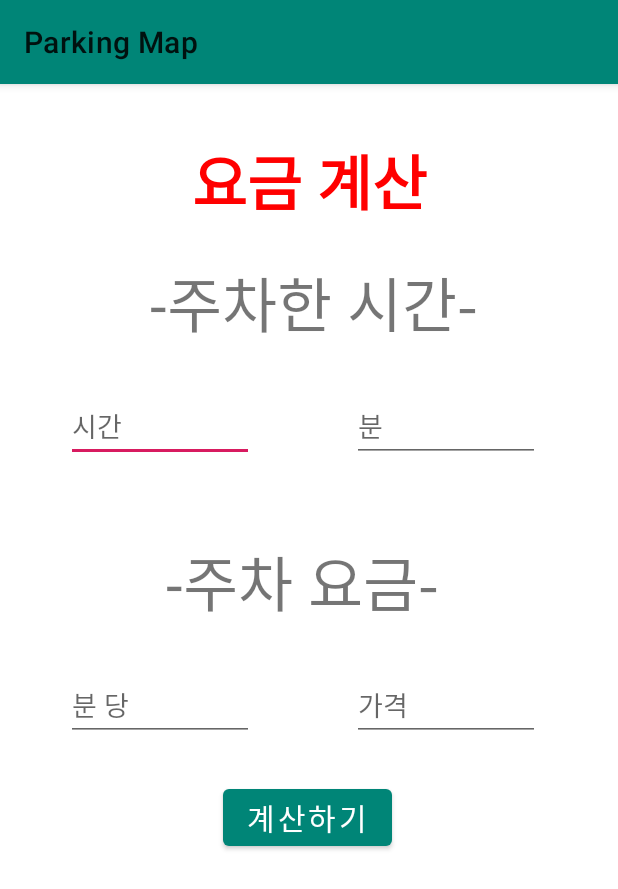
After one commit to LAH1203/Parking_Map, an Android app: the Price screen opened directly, with no data from a screen before it, on a phone screen of 412 x 824 dp. The commit adds this screen. Shown: the top 889 px of the screen. Run offline under Robolectric (Android 15) with nearby library versions, the phone set to English and light mode, and no system bars.

Commit message:
~20200601

```diff
--- a/app/src/main/AndroidManifest.xml
+++ b/app/src/main/AndroidManifest.xml
@@ -3,7 +3,7 @@
     package="com.example.parkingmap">
 
     <uses-permission android:name="android.permission.ACCESS_FINE_LOCATION" />
-    <uses-permission android:name="android.permission.ACCESS_COARSE_LOCATION"/>
+    <uses-permission android:name="android.permission.ACCESS_COARSE_LOCATION" />
 
     <application
         android:allowBackup="false"
@@ -12,6 +12,7 @@
         android:roundIcon="@mipmap/ic_launcher_round"
         android:supportsRtl="true"
         android:theme="@style/AppTheme">
+        <activity android:name=".Price"></activity>
 
         <meta-data
             android:name="com.google.android.geo.API_KEY"
--- a/app/src/main/java/com/example/parkingmap/MainActivity.java
+++ b/app/src/main/java/com/example/parkingmap/MainActivity.java
@@ -52,6 +52,7 @@ import noman.googleplaces.PlacesException;
 import noman.googleplaces.PlacesListener;
 
 
+
 public class MainActivity extends AppCompatActivity
         implements OnMapReadyCallback,
         ActivityCompat.OnRequestPermissionsResultCallback,
@@ -84,6 +85,7 @@ public class MainActivity extends AppCompatActivity
     private LocationRequest locationRequest;
     private Location location;
 
+    private Button moveButton;
 
     private View mLayout;  // Snackbar 사용하기 위해서는 View가 필요합니다.
     // (참고로 Toast에서는 Context가 필요했습니다.)
@@ -99,7 +101,15 @@ public class MainActivity extends AppCompatActivity
 
         setContentView(R.layout.activity_main);
 
+        moveButton = (Button)findViewById(R.id.moveButton);
 
+        moveButton.setOnClickListener(new View.OnClickListener(){
+            @Override
+            public void onClick(View v){
+                Intent intent = new Intent(getApplicationContext(), Price.class);
+                startActivity(intent);
+            }
+        });
         previous_marker = new ArrayList<Marker>();
 
         Button button = (Button)findViewById(R.id.button);
@@ -606,5 +616,4 @@ public class MainActivity extends AppCompatActivity
                 .execute();
     }
 
-
     }
--- /dev/null
+++ b/app/src/main/java/com/example/parkingmap/Price.java
@@ -0,0 +1,77 @@
+package com.example.parkingmap;
+
+import androidx.appcompat.app.AppCompatActivity;
+import android.os.Bundle;
+import android.text.TextUtils;
+import android.view.View;
+import android.widget.Button;
+import android.widget.EditText;
+import android.widget.TextView;
+
+import static java.sql.Types.NULL;
+
+public class Price extends AppCompatActivity {
+
+    @Override
+    protected void onCreate(Bundle savedInstanceState) {
+        super.onCreate(savedInstanceState);
+        setContentView(R.layout.activity_price);
+
+
+        final EditText e4, e5, e6, e7;
+        Button b2;
+        final TextView textResult;
+        View.OnClickListener cl;
+
+
+        e4 = (EditText) findViewById(R.id.editText4);
+        e5 = (EditText) findViewById(R.id.editText5);
+        e6 = (EditText) findViewById(R.id.editText6);
+        e7 = (EditText) findViewById(R.id.editText7);
+        b2 = (Button) findViewById(R.id.button2);
+        textResult = (TextView) findViewById(R.id.textView3);
+
+        b2.setOnClickListener(new View.OnClickListener() {
+            @Override
+            public void onClick(View v) {
+                String n1 = e4.getText().toString();
+                String n2 = e5.getText().toString();
+                String n3 = e6.getText().toString();
+                String n4 = e7.getText().toString();
+                if(n1.equals("")){
+                    n1="0";
+                }
+                if(n2.equals("")){
+                    n2="0";
+                }
+                if(n3.equals("")){
+                    n3="0";
+                }
+                if(n4.equals("")){
+                    n4="0";
+                }
+                int num1 = Integer.parseInt(n1);
+                int num2 = Integer.parseInt(n2);
+                int num3 = Integer.parseInt(n3);
+                int num4= Integer.parseInt(n4);
+
+                int i=1;
+                int minutes=num1 * 60 + num2;
+
+                while(true){
+                    if(num3*i<minutes){
+                        i++;
+                        continue;
+                    }
+                    else
+                        break;
+                }
+
+                int a=num4*i;
+                textResult.setText(a + "원");
+            }
+        });
+    }
+
+
+}
--- a/app/src/main/res/layout/activity_main.xml
+++ b/app/src/main/res/layout/activity_main.xml
@@ -11,18 +11,23 @@
         android:id="@+id/map"
         android:name="com.google.android.gms.maps.SupportMapFragment"
         android:layout_width="match_parent"
-        android:layout_height="0dp"
+        android:layout_height="235dp"
         android:layout_weight="0.8"
         tools:context=".MapsActivity" />
 
     <Button
-        android:text="500m 이내의 주차장 탐색"
+        android:id="@+id/button"
         android:layout_width="match_parent"
         android:layout_height="0dp"
         android:layout_weight="0.2"
-        android:id="@+id/button"/>
+        android:text="500m 이내의 주차장 탐색" />
 
-
+    <Button
+        android:id="@+id/moveButton"
+        android:layout_width="match_parent"
+        android:layout_height="0dp"
+        android:layout_weight="0.2"
+        android:text="요금 계산" />
 
 
 </LinearLayout>
--- /dev/null
+++ b/app/src/main/res/layout/activity_price.xml
@@ -0,0 +1,110 @@
+<?xml version="1.0" encoding="utf-8"?>
+<ScrollView
+    xmlns:android="http://schemas.android.com/apk/res/android"
+    xmlns:tools="http://schemas.android.com/tools"
+    android:layout_width="match_parent"
+    android:layout_height="match_parent">
+
+
+    <AbsoluteLayout
+        android:gravity="center"
+        tools:layout_editor_absoluteX="16dp"
+        tools:layout_editor_absoluteY="500dp"
+        android:orientation="vertical"
+        android:layout_width="match_parent"
+        android:layout_height="match_parent">
+
+
+        <TextView
+            android:id="@+id/textView"
+            android:layout_width="wrap_content"
+            android:layout_height="wrap_content"
+            android:layout_x="100dp"
+            android:layout_y="116dp"
+            android:text="-주차한 시간-"
+            android:gravity="center_horizontal"
+            android:textSize="40dp" />
+
+        <TextView
+            android:layout_width="match_parent"
+            android:layout_height="wrap_content"
+            android:layout_x="0dp"
+            android:layout_y="35dp"
+            android:gravity="center_horizontal"
+            android:text="요금 계산"
+            android:textColor="#ff0000"
+            android:textSize="40dp"
+            android:textStyle="bold" />
+
+        <EditText
+            android:id="@+id/editText4"
+            android:layout_width="125dp"
+            android:layout_height="wrap_content"
+            android:layout_x="44dp"
+            android:layout_y="204dp"
+            android:ems="10"
+            android:hint="시간"
+            android:inputType="number" />
+
+        <EditText
+            android:id="@+id/editText5"
+            android:layout_width="125dp"
+            android:layout_height="wrap_content"
+            android:layout_x="235dp"
+            android:layout_y="204dp"
+            android:ems="10"
+            android:hint="분"
+            android:inputType="number" />
+
+        <EditText
+            android:id="@+id/editText6"
+            android:layout_width="125dp"
+            android:layout_height="wrap_content"
+            android:layout_x="44dp"
+            android:layout_y="390dp"
+            android:ems="10"
+            android:hint="분 당"
+            android:inputType="number" />
+
+        <EditText
+            android:id="@+id/editText7"
+            android:layout_width="125dp"
+            android:layout_height="wrap_content"
+            android:layout_x="235dp"
+            android:layout_y="390dp"
+            android:ems="10"
+            android:hint="가격"
+            android:inputType="number" />
+
+        <Button
+            android:id="@+id/button2"
+            android:layout_width="wrap_content"
+            android:layout_height="wrap_content"
+            android:layout_x="149dp"
+            android:layout_y="464dp"
+            android:text="계산하기"
+            android:textAlignment="center"
+            android:textSize="20dp" />
+
+        <TextView
+            android:id="@+id/textView2"
+            android:layout_width="wrap_content"
+            android:layout_height="wrap_content"
+            android:layout_x="111dp"
+            android:layout_y="302dp"
+            android:text="-주차 요금-"
+            android:gravity="center_horizontal"
+            android:textSize="40dp" />
+
+        <TextView
+            android:id="@+id/textView3"
+            android:layout_width="wrap_content"
+            android:layout_height="wrap_content"
+            android:layout_x="135dp"
+            android:layout_y="550dp"
+            android:text=""
+            android:gravity="center_horizontal"
+            android:textSize="35dp" />
+
+    </AbsoluteLayout>
+</ScrollView>
--- a/app/src/main/res/values/styles.xml
+++ b/app/src/main/res/values/styles.xml
@@ -1,7 +1,7 @@
 <resources>
 
     <!-- Base application theme. -->
-    <style name="AppTheme" parent="Theme.AppCompat.Light.DarkActionBar">
+    <style name="AppTheme" parent="Theme.MaterialComponents.DayNight">
         <!-- Customize your theme here. -->
         <item name="colorPrimary">@color/colorPrimary</item>
         <item name="colorPrimaryDark">@color/colorPrimaryDark</item>
```
